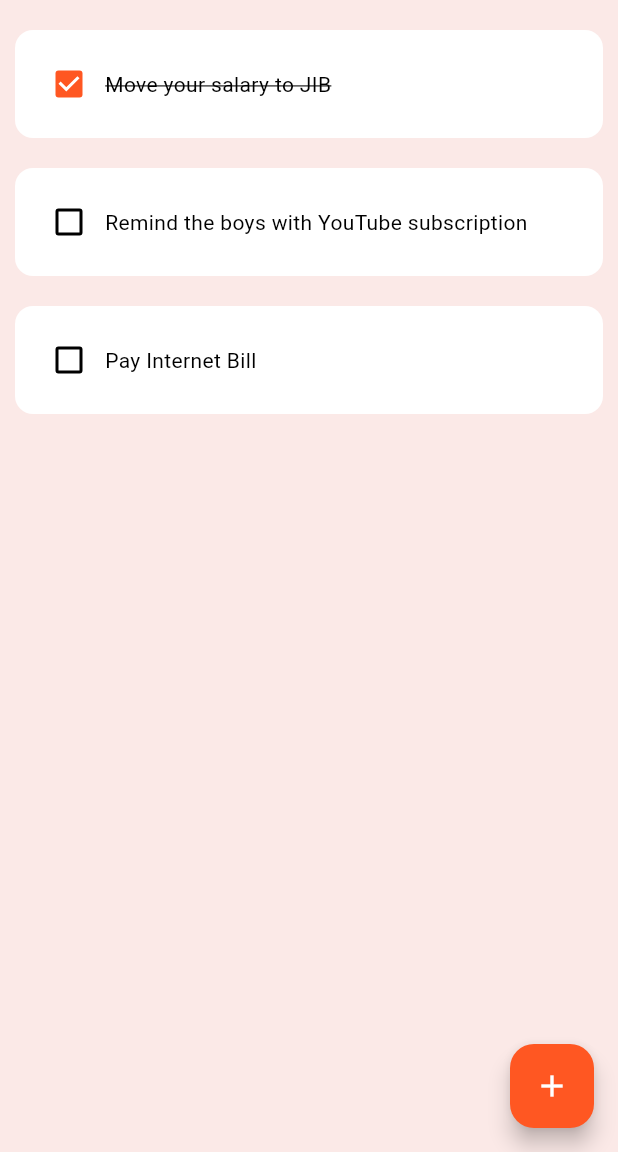
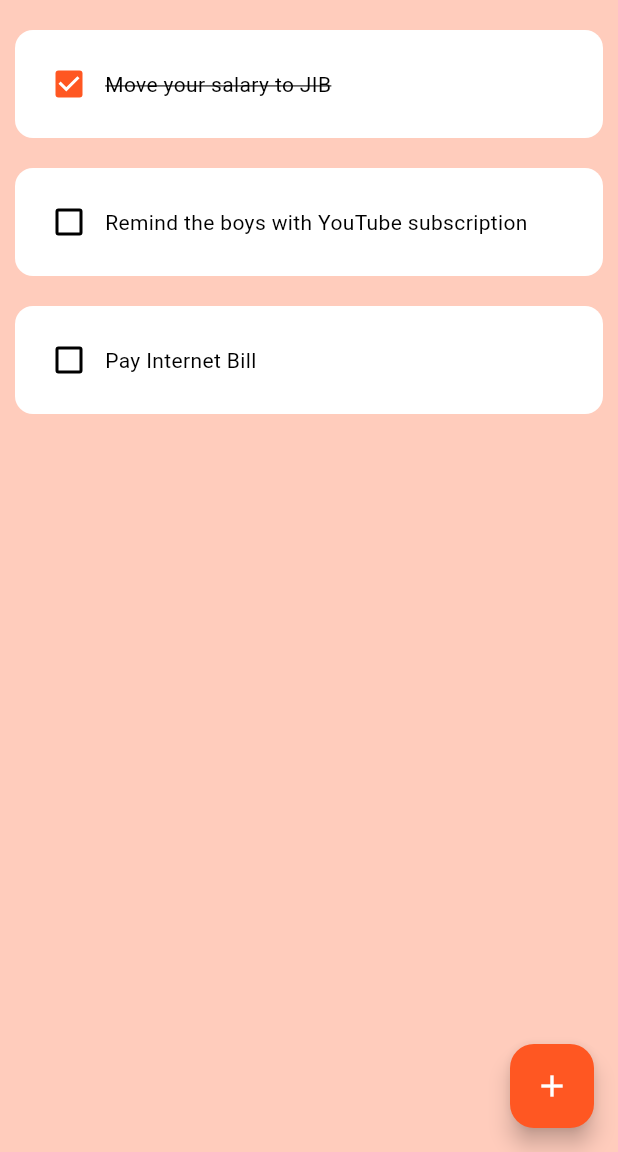
Before and after one commit to OmarAlazaizeh/todo-flutter, a Flutter app: the screen it shows after launch, on a phone screen of 412 x 824 dp, the part 84-1236 px from its top. Run offline on Flutter 3.47's test engine with Material 3 defaults, Android fonts, the phone set to English and light mode, and no system bars.

```diff
--- a/lib/main.dart
+++ b/lib/main.dart
@@ -19,7 +19,7 @@ class MyApp extends StatelessWidget {
 
           brightness: Brightness.light,
         ),
-        scaffoldBackgroundColor: Colors.deepOrange[50],
+        scaffoldBackgroundColor: Colors.deepOrange[100],
       ),
       home: TodoPage(),
     );
```
